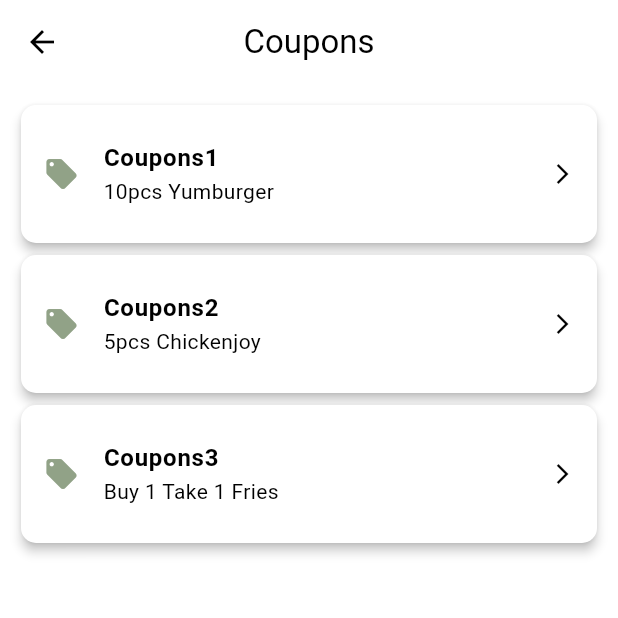
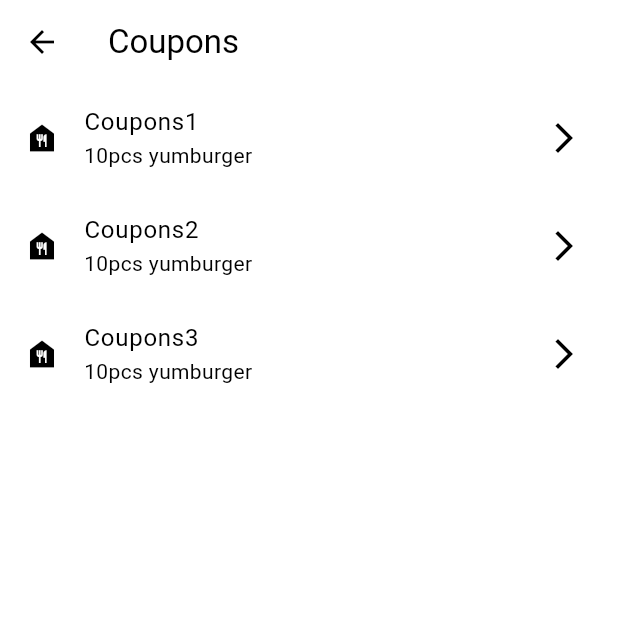
Before and after one commit to Rubienus/flutter-app, a Flutter app: the CouponsPage screen opened directly, on a phone screen of 412 x 824 dp, the top half of it. Run offline on Flutter 3.47's test engine with Material 3 defaults, Android fonts, the phone set to English and light mode, and no system bars; our stand-ins replace image_picker; network calls fail.

Commit message:
Revert "changed coupon page"
This reverts commit 7afa86b9b1938ab1bfc12418f7d705995ea406f0.

```diff
--- a/flutter_ecotracker/lib/pages/coupons_page.dart
+++ b/flutter_ecotracker/lib/pages/coupons_page.dart
@@ -5,43 +5,35 @@
 
   @override
   Widget build(BuildContext context) {
-    final List<Map<String, String>> coupons = [
-      {"title": "Coupons1", "subtitle": "10pcs Yumburger"},
-      {"title": "Coupons2", "subtitle": "5pcs Chickenjoy"},
-      {"title": "Coupons3", "subtitle": "Buy 1 Take 1 Fries"},
-    ];
-
     return Scaffold(
       appBar: AppBar(
         title: const Text('Coupons'),
-        centerTitle: true,
       ),
-      body: Padding(
-        padding: const EdgeInsets.all(10.0),
-        child: ListView.builder(
-          itemCount: coupons.length,
-          itemBuilder: (context, index) {
-            return Card(
-              elevation: 3,
-              shape: RoundedRectangleBorder(borderRadius: BorderRadius.circular(10)),
-              child: ListTile(
-                contentPadding: const EdgeInsets.symmetric(vertical: 10, horizontal: 15),
-                leading: Icon(Icons.local_offer, color: Theme.of(context).colorScheme.primary),
-                title: Text(
-                  coupons[index]["title"]!,
-                  style: const TextStyle(fontWeight: FontWeight.bold),
-                ),
-                subtitle: Text(coupons[index]["subtitle"]!),
-                trailing: const Icon(Icons.arrow_forward_ios, size: 16),
-                onTap: () {
-                  // Future action, like navigating to coupon details
-                  ScaffoldMessenger.of(context).showSnackBar(
-                    SnackBar(content: Text("${coupons[index]["title"]} tapped!")),
-                  );
-                },
+      body: Center(
+        child: ListView(
+          children: ListTile.divideTiles(
+            context: context,
+            tiles: [
+              ListTile(
+                leading: Icon(Icons.food_bank),
+                title: Text('Coupons1'),
+                subtitle: Text('10pcs yumburger'),
+                trailing: Icon(Icons.arrow_forward_ios),
               ),
-            );
-          },
+              ListTile(
+                leading: Icon(Icons.food_bank),
+                title: Text('Coupons2'),
+                subtitle: Text('10pcs yumburger'),
+                trailing: Icon(Icons.arrow_forward_ios),
+              ),
+              ListTile(
+                leading: Icon(Icons.food_bank),
+                title: Text('Coupons3'),
+                subtitle: Text('10pcs yumburger'),
+                trailing: Icon(Icons.arrow_forward_ios),
+              ),
+            ],
+          ).toList(),
         ),
       ),
     );
```
